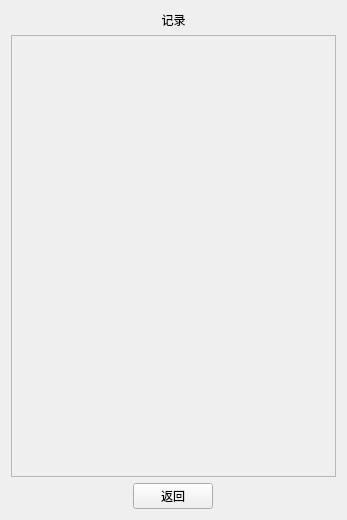
The window that ui_class/record_window.ui (reflux18d/MaiGO) describes before a commit, drawn with Qt 5.
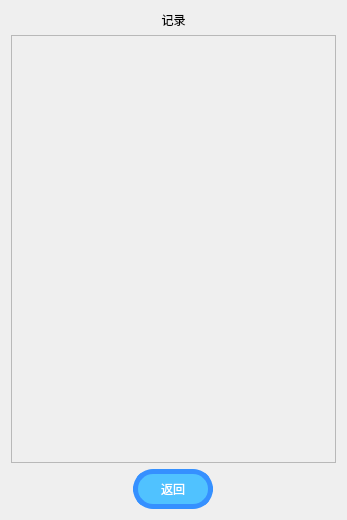
The same window after the commit.

Commit message: i think ui is done

Patch:
```diff
--- a/ui_class/record_window.ui
+++ b/ui_class/record_window.ui
@@ -50,7 +50,7 @@
           <x>0</x>
           <y>0</y>
           <width>325</width>
-          <height>447</height>
+          <height>423</height>
          </rect>
         </property>
        </widget>
@@ -63,11 +63,30 @@
      <item>
       <widget class="QPushButton" name="return_button">
        <property name="sizePolicy">
-        <sizepolicy hsizetype="Fixed" vsizetype="Fixed">
+        <sizepolicy hsizetype="Maximum" vsizetype="Maximum">
          <horstretch>0</horstretch>
          <verstretch>0</verstretch>
         </sizepolicy>
        </property>
+       <property name="minimumSize">
+        <size>
+         <width>80</width>
+         <height>40</height>
+        </size>
+       </property>
+       <property name="maximumSize">
+        <size>
+         <width>80</width>
+         <height>40</height>
+        </size>
+       </property>
+       <property name="styleSheet">
+        <string notr="true">font: 14pt &quot;黑体&quot;;
+border-radius: 20px;      /* 圆角半径（像素） */
+    background-color:rgb(80, 194, 255);
+    color: white;             /* 文字颜色 */
+    border: 5px solid rgb(53, 144, 255); /* 边框样式 */</string>
+       </property>
        <property name="text">
         <string>返回</string>
        </property>
```
Left out of the diff: 3 changed lines with no effect on the pictures. The commit also changes 3 other files.
